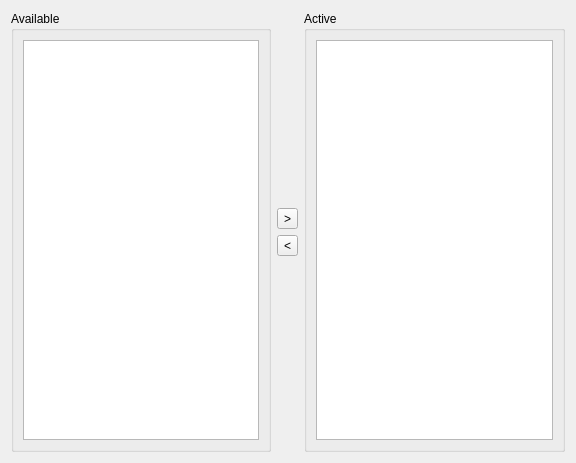
Above: scripts/customBadges/badges.ui from Bluscream/pyTSon_plugins before the change. Below: the same form after it.
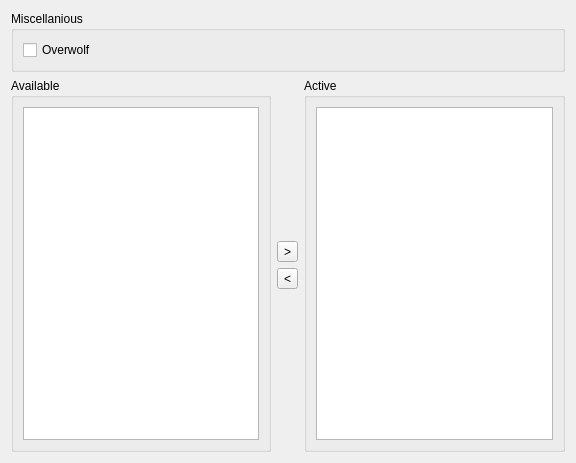
That is the form after the change.

What changed in the file:
```diff
--- a/scripts/customBadges/badges.ui
+++ b/scripts/customBadges/badges.ui
@@ -13,6 +13,37 @@
   <property name="windowTitle">
    <string>Form</string>
   </property>
+  <layout class="QVBoxLayout" name="verticalLayout_2">
+   <item>
+    <widget class="QGroupBox" name="groupBox_3">
+     <property name="title">
+      <string>Miscellanious</string>
+     </property>
+     <layout class="QGridLayout" name="gridLayout_3">
+      <item row="0" column="0">
+       <widget class="QCheckBox" name="chk_overwolf">
+        <property name="text">
+         <string>Overwolf</string>
+        </property>
+       </widget>
+      </item>
+      <item row="0" column="1">
+       <spacer name="horizontalSpacer">
+        <property name="orientation">
+         <enum>Qt::Horizontal</enum>
+        </property>
+        <property name="sizeHint" stdset="0">
+         <size>
+          <width>40</width>
+          <height>20</height>
+         </size>
+        </property>
+       </spacer>
+      </item>
+     </layout>
+    </widget>
+   </item>
+   <item>
   <layout class="QHBoxLayout" name="horizontalLayout">
    <item>
     <widget class="QGroupBox" name="groupBox">
@@ -89,6 +120,8 @@
       </item>
      </layout>
     </widget>
+     </item>
+    </layout>
    </item>
   </layout>
  </widget>
```
Left out of the diff: 7 changed lines with no effect on the pictures. Lines whose indentation alone changed are shown as unchanged.
